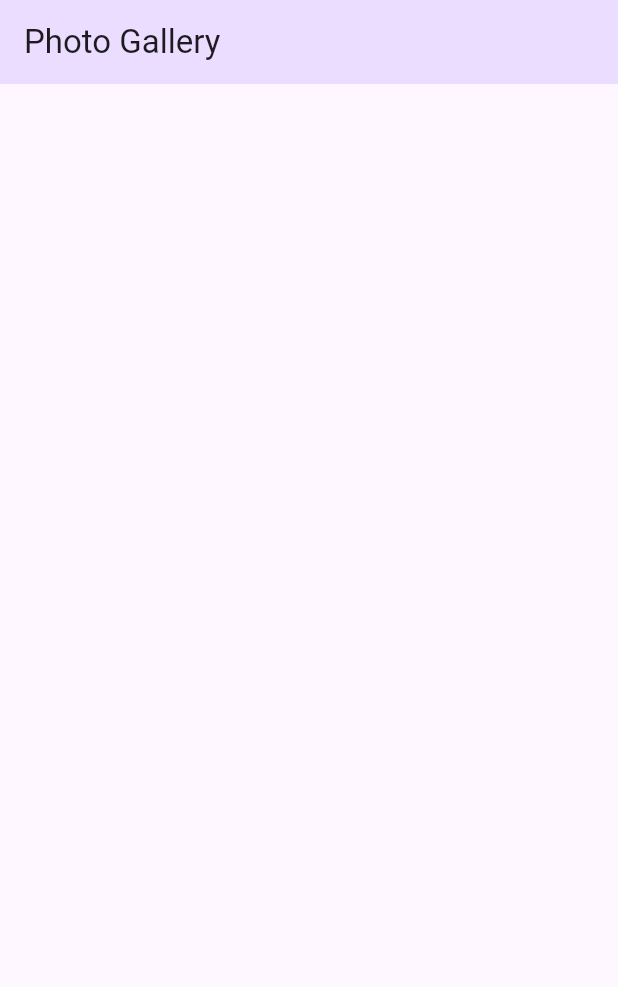
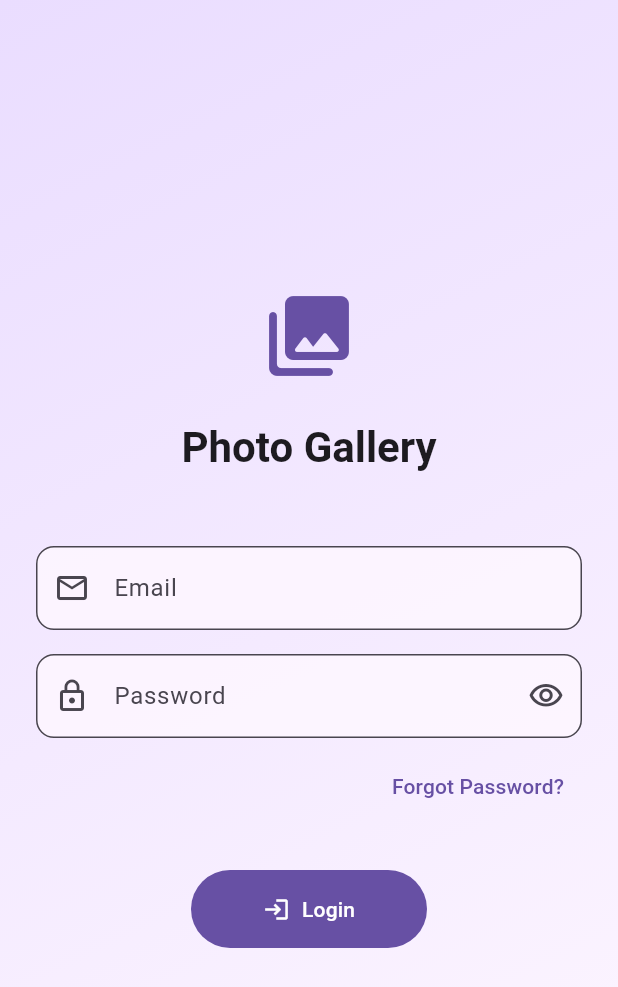
Before and after one commit to veltalldev/photo_gallery, a Flutter app: the screen it shows after launch, on a phone screen of 412 x 824 dp. Shown: the top 987 px of the screen. Run offline on Flutter 3.47's test engine with Material 3 defaults, Android fonts, the phone set to English and light mode, and no system bars; our stand-ins replace cached_network_image, flutter_cache_manager, get_it.

Commit message:
feat: add landing page with login screen
- Add GradientScaffold widget to wrap the landing page
- Update main.dart to use the landing page screen
- Add login screen with username and password fields
- Add a button to toggle password visibility

```diff
--- a/frontend/lib/main.dart
+++ b/frontend/lib/main.dart
@@ -2,6 +2,7 @@
 import 'package:flutter/material.dart';
 import 'package:photo_gallery/core/di/service_locator.dart';
 import 'package:photo_gallery/screens/gallery_screen.dart';
+import 'package:photo_gallery/screens/landing_page_screen.dart';
 
 void main() async {
   WidgetsFlutterBinding.ensureInitialized();
@@ -17,10 +18,10 @@ class MyApp extends StatelessWidget {
     return MaterialApp(
       title: 'Photo Gallery',
       theme: ThemeData(
-        primarySwatch: Colors.blue,
+        primarySwatch: Colors.green,
         useMaterial3: true,
       ),
-      home: const GalleryScreen(),
+      home: const LandingPageScreen(),
     );
   }
 }
--- /dev/null
+++ b/frontend/lib/screens/landing_page_screen.dart
@@ -0,0 +1,154 @@
+// lib/screens/landing_page_screen.dart
+import 'package:flutter/material.dart';
+
+import 'package:photo_gallery/screens/gallery_screen.dart';
+import 'package:photo_gallery/widgets/common/gradient_scaffold.dart';
+
+class LandingPageScreen extends StatelessWidget {
+  const LandingPageScreen({super.key});
+
+  @override
+  Widget build(BuildContext context) {
+    return const _LandingPageContent();
+  }
+}
+
+class _LandingPageContent extends StatefulWidget {
+  const _LandingPageContent();
+
+  @override
+  State<_LandingPageContent> createState() => _LandingPageContentState();
+}
+
+class _LandingPageContentState extends State<_LandingPageContent> {
+  bool obscurePassword = true;
+
+  @override
+  void initState() {
+    super.initState();
+  }
+
+  void _handleLogin() {
+    Navigator.of(context).push(
+      MaterialPageRoute(
+        builder: (context) => const GalleryScreen(),
+      ),
+    );
+  }
+
+  @override
+  Widget build(BuildContext context) {
+    return GradientScaffold(
+      child: SafeArea(
+        child: Center(
+          child: SingleChildScrollView(
+            child: Padding(
+              padding: const EdgeInsets.symmetric(horizontal: 24.0),
+              child: Column(
+                mainAxisAlignment: MainAxisAlignment.center,
+                children: [
+                  // Logo/Icon
+                  Icon(
+                    Icons.photo_library_rounded,
+                    size: 64,
+                    color: Theme.of(context).colorScheme.primary,
+                  ),
+                  const SizedBox(height: 24),
+                  // Title
+                  Text(
+                    'Photo Gallery',
+                    style: Theme.of(context).textTheme.headlineMedium?.copyWith(
+                          color: Theme.of(context).colorScheme.onSurface,
+                          fontWeight: FontWeight.bold,
+                        ),
+                  ),
+                  const SizedBox(height: 48),
+                  // Email field
+                  TextField(
+                    decoration: InputDecoration(
+                      labelText: 'Email',
+                      hintText: 'Enter your email',
+                      prefixIcon: const Icon(Icons.email_outlined),
+                      border: OutlineInputBorder(
+                        borderRadius: BorderRadius.circular(12),
+                      ),
+                      filled: true,
+                      fillColor: Theme.of(context)
+                          .colorScheme
+                          .surface
+                          .withOpacity(0.8),
+                    ),
+                    keyboardType: TextInputType.emailAddress,
+                    textInputAction: TextInputAction.next,
+                  ),
+                  const SizedBox(height: 16),
+
+                  // Password field
+                  TextField(
+                    decoration: InputDecoration(
+                      labelText: 'Password',
+                      hintText: 'Enter your password',
+                      prefixIcon: const Icon(Icons.lock_outline),
+                      suffixIcon: IconButton(
+                        icon: Icon(
+                          obscurePassword
+                              ? Icons.visibility_outlined
+                              : Icons.visibility_off_outlined,
+                        ),
+                        onPressed: () {
+                          setState(() {
+                            obscurePassword = !obscurePassword;
+                          });
+                        },
+                      ),
+                      border: OutlineInputBorder(
+                        borderRadius: BorderRadius.circular(12),
+                      ),
+                      filled: true,
+                      fillColor: Theme.of(context)
+                          .colorScheme
+                          .surface
+                          .withOpacity(0.8),
+                    ),
+                    obscureText: obscurePassword,
+                    textInputAction: TextInputAction.done,
+                  ),
+                  const SizedBox(height: 8),
+
+                  // Forgot password link
+                  Align(
+                    alignment: Alignment.centerRight,
+                    child: TextButton(
+                      onPressed: () {
+                        // TODO: Implement forgot password
+                      },
+                      child: Text(
+                        'Forgot Password?',
+                        style: TextStyle(
+                          color: Theme.of(context).colorScheme.primary,
+                        ),
+                      ),
+                    ),
+                  ),
+                  const SizedBox(height: 32),
+                  // Login Button
+                  FilledButton.icon(
+                    onPressed: _handleLogin,
+                    icon: const Icon(Icons.login),
+                    label: const Text('Login'),
+                    style: FilledButton.styleFrom(
+                      padding: const EdgeInsets.symmetric(
+                        horizontal: 48,
+                        vertical: 16,
+                      ),
+                    ),
+                  ),
+                ],
+              ),
+            ),
+          ),
+        ),
+      ),
+    );
+  }
+}
--- /dev/null
+++ b/frontend/lib/widgets/common/gradient_scaffold.dart
@@ -0,0 +1,32 @@
+import 'package:flutter/material.dart';
+
+class GradientScaffold extends StatelessWidget {
+  final Widget child;
+  final PreferredSizeWidget? appBar;
+
+  const GradientScaffold({
+    super.key,
+    required this.child,
+    this.appBar,
+  });
+
+  @override
+  Widget build(BuildContext context) {
+    return Scaffold(
+      appBar: appBar,
+      body: Container(
+        decoration: BoxDecoration(
+          gradient: LinearGradient(
+            begin: Alignment.topLeft,
+            end: Alignment.bottomRight,
+            colors: [
+              Theme.of(context).colorScheme.primaryContainer,
+              Theme.of(context).colorScheme.surface,
+            ],
+          ),
+        ),
+        child: child,
+      ),
+    );
+  }
+}
```
Also changed, not shown: frontend/pubspec.lock (added).
